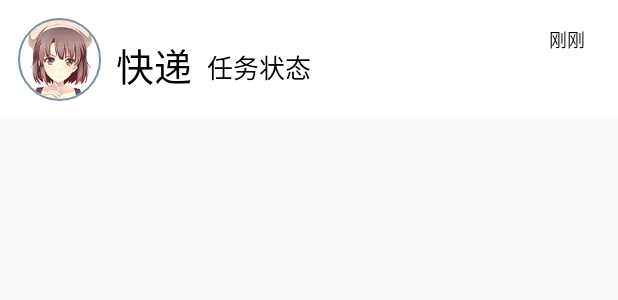
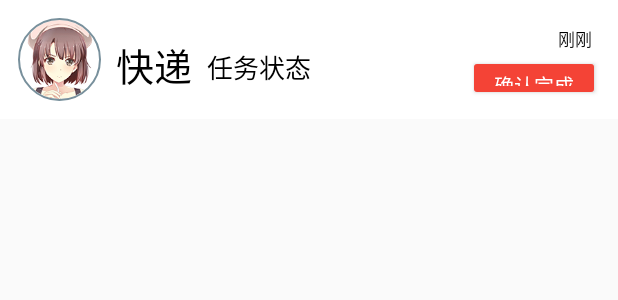
Before and after one commit to kingking666/Onse5, an Android app: the layout send_history_item_view.xml on its own in the app's theme, with its tools: preview values and no code run, on a phone screen of 412 x 824 dp. Shown: the top 300 px of the screen. Run offline under Robolectric (Android 15) with nearby library versions, the phone set to English and light mode, and no system bars.

Commit message:
add red button

```diff
--- a/app/build.gradle
+++ b/app/build.gradle
@@ -36,7 +36,6 @@ android {
         compile 'com.github.razerdp:BasePopup:v1.4.0'
         compile files('libs/cia_sdk_v_2_3_1.jar')
         compile 'com.android.support:preference-v14:25.0.1'
-
     }
 }
 
--- a/app/src/main/java/com/example/delitto/myapplication/MainActivity.java
+++ b/app/src/main/java/com/example/delitto/myapplication/MainActivity.java
@@ -18,7 +18,6 @@ import android.support.v7.app.ActionBarDrawerToggle;
 import android.support.v7.app.AppCompatActivity;
 import android.os.Bundle;
 import android.support.v7.widget.Toolbar;
-import android.util.Log;
 import android.view.Menu;
 import android.view.MenuItem;
 import android.view.View;
@@ -28,6 +27,9 @@ import android.view.Window;
 import com.ashokvarma.bottomnavigation.BadgeItem;
 import com.ashokvarma.bottomnavigation.BottomNavigationBar;
 import com.ashokvarma.bottomnavigation.BottomNavigationItem;
+import com.example.delitto.myapplication.getHistory.getHistoryActivity;
+import com.example.delitto.myapplication.sendHistory.sendHistoryActivity;
+import com.example.delitto.myapplication.setting.SettingActivity;
 
 import java.util.ArrayList;
 
--- a/app/src/main/java/com/example/delitto/myapplication/MainListFragment.java
+++ b/app/src/main/java/com/example/delitto/myapplication/MainListFragment.java
@@ -24,6 +24,7 @@ import com.example.delitto.myapplication.Listener.HttpCallbackListener;
 import com.example.delitto.myapplication.Bean.MainListData;
 import com.example.delitto.myapplication.decoration.DividerItemDecoration;
 import com.example.delitto.myapplication.decoration.TitleItemDecoration;
+import com.example.delitto.myapplication.detail.detailActivity;
 import com.example.delitto.myapplication.other.WrapContentLinearLayoutManager;
 import com.example.delitto.myapplication.util.HttpUtil;
 import com.example.delitto.myapplication.util.NetworkState;
--- a/app/src/main/java/com/example/delitto/myapplication/getHistoryAdapter.java
+++ b/app/src/main/java/com/example/delitto/myapplication/getHistory/getHistoryAdapter.java
@@ -1,4 +1,4 @@
-package com.example.delitto.myapplication;
+package com.example.delitto.myapplication.getHistory;
 
 import android.content.Context;
 import android.support.v7.widget.RecyclerView;
@@ -8,6 +8,7 @@ import android.view.ViewGroup;
 import android.widget.TextView;
 
 import com.example.delitto.myapplication.Bean.GetHistoryData;
+import com.example.delitto.myapplication.R;
 
 import java.util.ArrayList;
 
--- a/app/src/main/java/com/example/delitto/myapplication/sendHistoryActivity.java
+++ b/app/src/main/java/com/example/delitto/myapplication/sendHistory/sendHistoryActivity.java
@@ -1,4 +1,4 @@
-package com.example.delitto.myapplication;
+package com.example.delitto.myapplication.sendHistory;
 
 import android.content.Context;
 import android.graphics.Color;
@@ -13,9 +13,9 @@ import android.view.MenuItem;
 import android.view.View;
 import android.widget.Toast;
 
-import com.example.delitto.myapplication.Bean.GetHistoryData;
 import com.example.delitto.myapplication.Bean.SendHistoryData;
 import com.example.delitto.myapplication.Listener.HttpCallbackListener;
+import com.example.delitto.myapplication.R;
 import com.example.delitto.myapplication.decoration.DividerItemDecoration;
 import com.example.delitto.myapplication.other.WrapContentLinearLayoutManager;
 import com.example.delitto.myapplication.util.HttpUtil;
--- a/app/src/main/java/com/example/delitto/myapplication/sendHistoryAdapter.java
+++ b/app/src/main/java/com/example/delitto/myapplication/sendHistory/sendHistoryAdapter.java
@@ -1,4 +1,4 @@
-package com.example.delitto.myapplication;
+package com.example.delitto.myapplication.sendHistory;
 
 import android.content.Context;
 import android.support.v7.widget.RecyclerView;
@@ -8,6 +8,7 @@ import android.view.ViewGroup;
 import android.widget.TextView;
 
 import com.example.delitto.myapplication.Bean.SendHistoryData;
+import com.example.delitto.myapplication.R;
 
 import java.util.ArrayList;
 
--- a/app/src/main/java/com/example/delitto/myapplication/SettingFragment.java
+++ b/app/src/main/java/com/example/delitto/myapplication/setting/SettingFragment.java
@@ -1,4 +1,4 @@
-package com.example.delitto.myapplication;
+package com.example.delitto.myapplication.setting;
 
 import android.annotation.SuppressLint;
 import android.app.Activity;
@@ -18,6 +18,8 @@ import android.view.View;
 import android.view.ViewGroup;
 import android.widget.Button;
 import android.widget.Toast;
+
+import com.example.delitto.myapplication.R;
 
 /**
  * Created by pokedo on 2016/11/30.
--- a/app/src/main/res/layout/send_history_item_view.xml
+++ b/app/src/main/res/layout/send_history_item_view.xml
@@ -42,17 +42,28 @@
 
     <LinearLayout
         android:layout_width="match_parent"
-        android:layout_height="match_parent">
+        android:layout_height="match_parent"
+        android:orientation="vertical">
 
         <TextView
             android:id="@+id/date_send"
             android:layout_width="match_parent"
-            android:layout_height="match_parent"
+            android:layout_height="wrap_content"
+            android:layout_marginRight="5dp"
             android:layout_marginTop="5dp"
-            android:layout_marginRight="10dp"
             android:gravity="right"
-            android:textSize="12dp"
+            android:textSize="11dp"
             tools:text="刚刚" />
+
+        <Button
+            android:layout_gravity="right"
+            android:id="@+id/exit_button"
+            android:layout_marginTop="2dp"
+            android:layout_width="wrap_content"
+            android:layout_height="wrap_content"
+            android:text="确认完成"
+            android:textSize="13sp"
+            android:theme="@style/ExitButtonStyle" />
     </LinearLayout>
 
 </LinearLayout>
--- a/build.gradle
+++ b/build.gradle
@@ -5,7 +5,7 @@ buildscript {
         jcenter()
     }
     dependencies {
-        classpath 'com.android.tools.build:gradle:2.2.2'
+        classpath 'com.android.tools.build:gradle:2.2.3'
 
         // NOTE: Do not place your application dependencies here; they belong
         // in the individual module build.gradle files
```
Also changed, not shown: app/src/main/AndroidManifest.xml (+4 -4 lines), app/src/main/java/com/example/delitto/myapplication/detail/detailActivity.java (renamed from app/src/main/java/com/example/delitto/myapplication/detailActivity.java, +4 -5 lines), app/src/main/java/com/example/delitto/myapplication/getHistory/getHistoryActivity.java (renamed from app/src/main/java/com/example/delitto/myapplication/getHistoryActivity.java, +2 -5 lines), app/src/main/java/com/example/delitto/myapplication/setting/SettingActivity.java (renamed from app/src/main/java/com/example/delitto/myapplication/SettingActivity.java, +4 -6 lines), 1 other file.
